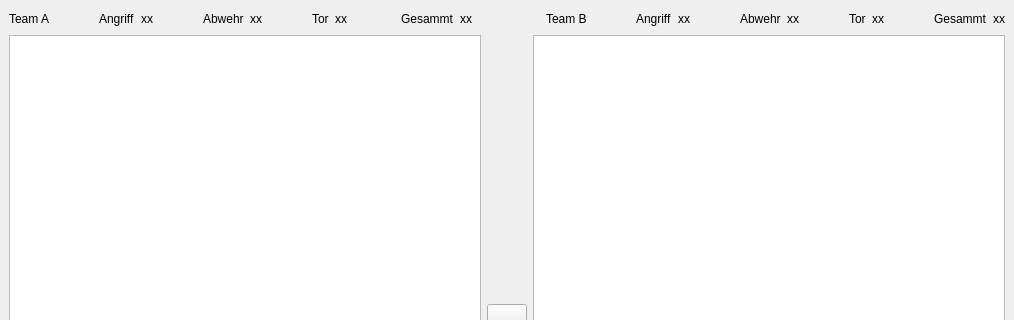
Before: the Qt Designer form playground/MannschaftsGenerator/.GUI/GUI_Number_1.ui in VaderLader/NikNDad, drawn with Qt 5; both pictures show x 0 to 1014 and y 0 to 320 of the 1014 by 710 pixel window.
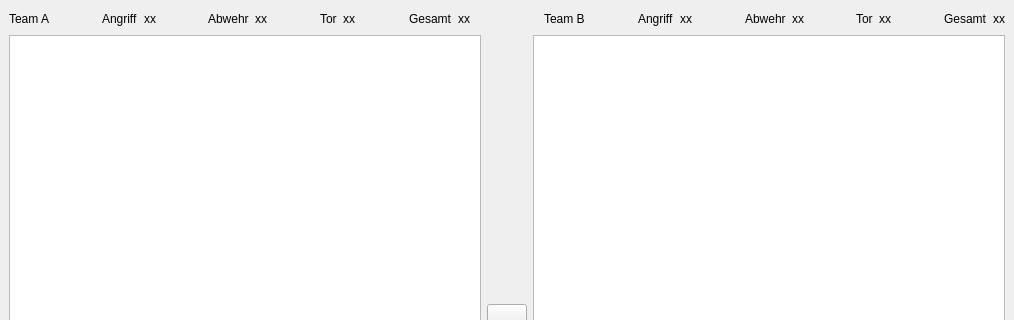
After: the same form once the commit is applied. Icons and pictures are not drawn.

```diff
--- a/playground/MannschaftsGenerator/.GUI/GUI_Number_1.ui
+++ b/playground/MannschaftsGenerator/.GUI/GUI_Number_1.ui
@@ -125,7 +125,7 @@
       <item>
        <widget class="QLabel" name="label_9">
         <property name="text">
-         <string>Gesammt</string>
+         <string>Gesamt</string>
         </property>
        </widget>
       </item>
@@ -253,7 +253,7 @@
       <item>
        <widget class="QLabel" name="label_16">
         <property name="text">
-         <string>Gesammt</string>
+         <string>Gesamt</string>
         </property>
        </widget>
       </item>
```
